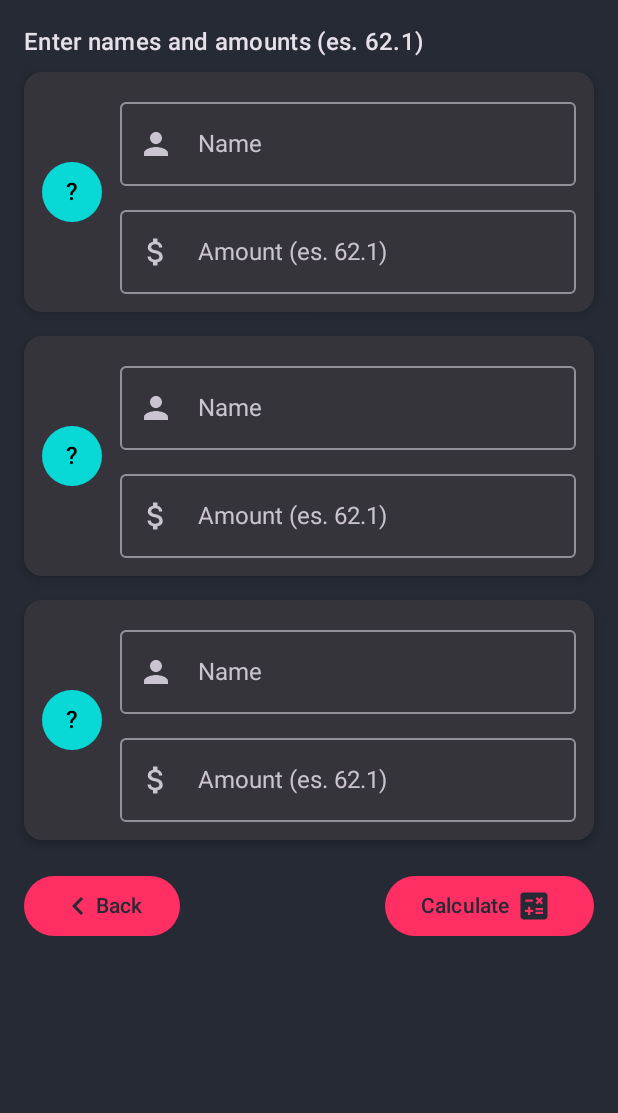
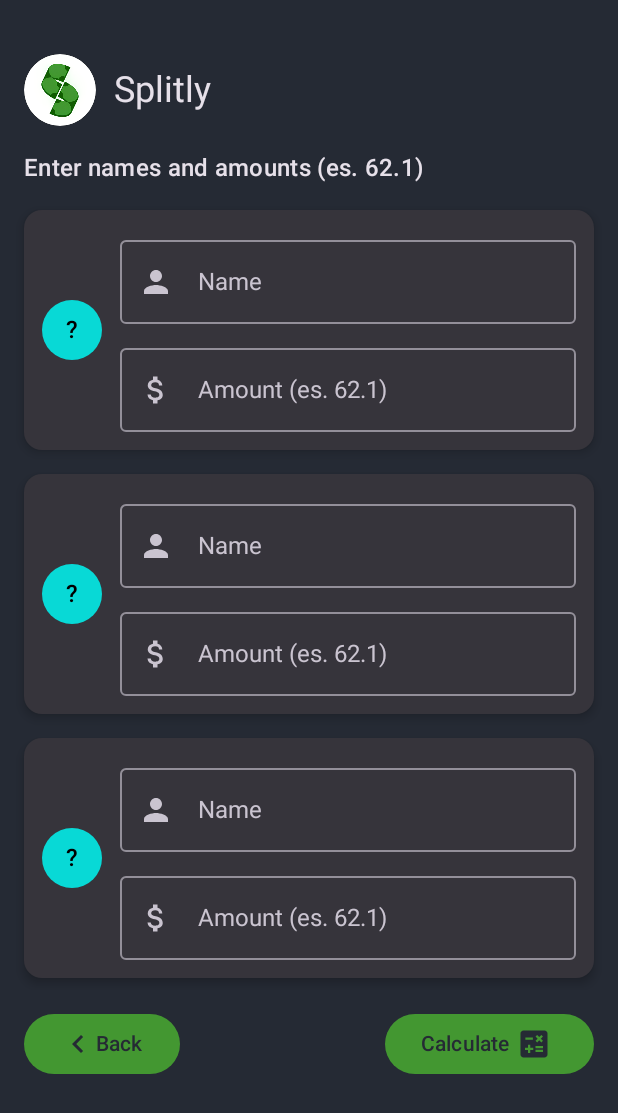
Before and after one commit to Hachi-69/Splitly, an Android app built with Jetpack Compose: the screen it shows after launch (MainActivity), after a tap on "Start split", on a phone screen of 412 x 824 dp. Shown: the top 1113 px of the screen. Run offline under Robolectric (Android 15) with nearby library versions, the phone set to English and light mode, and no system bars.

```diff
--- a/app/src/main/java/com/example/splitly/ui/screens/HomeScreen.kt
+++ b/app/src/main/java/com/example/splitly/ui/screens/HomeScreen.kt
@@ -4,6 +4,7 @@ import androidx.compose.foundation.background
 import androidx.compose.foundation.Image
 import androidx.compose.foundation.layout.Arrangement
 import androidx.compose.foundation.layout.Column
+import androidx.compose.foundation.layout.Spacer
 import androidx.compose.foundation.layout.fillMaxSize
 import androidx.compose.foundation.layout.Row
 import androidx.compose.foundation.layout.fillMaxWidth
@@ -18,6 +19,7 @@ import androidx.compose.material3.MaterialTheme
 import androidx.compose.material3.OutlinedTextField
 import androidx.compose.material3.Surface
 import androidx.compose.material3.Text
+import androidx.compose.foundation.text.KeyboardOptions
 import androidx.compose.runtime.Composable
 import androidx.compose.runtime.mutableStateOf
 import androidx.compose.runtime.remember
@@ -26,6 +28,7 @@ import androidx.compose.ui.Modifier
 import androidx.compose.ui.layout.ContentScale
 import androidx.compose.ui.draw.clip
 import androidx.compose.ui.res.painterResource
+import androidx.compose.ui.text.input.KeyboardType
 import androidx.compose.ui.unit.dp
 import com.example.splitly.ExpenseViewModel
 import androidx.compose.material.icons.Icons
@@ -38,6 +41,7 @@ fun HomeScreen(vm: ExpenseViewModel) {
     val temp = remember { mutableStateOf("3") }
 
     Column(modifier = Modifier.padding(20.dp), verticalArrangement = Arrangement.spacedBy(12.dp)) {
+        Spacer(modifier = Modifier.size(5.dp))
         Row(verticalAlignment = Alignment.CenterVertically, horizontalArrangement = Arrangement.spacedBy(12.dp)) {
             Surface(modifier = Modifier.size(48.dp).clip(CircleShape).background(MaterialTheme.colorScheme.primary.copy(alpha = 0.12f))) {
                 Image(
@@ -51,7 +55,7 @@ fun HomeScreen(vm: ExpenseViewModel) {
                 Text(text = "Splitly", style = MaterialTheme.typography.headlineSmall)
             }
         }
-
+        Spacer(modifier = Modifier.size(10.dp))
         Card(elevation = CardDefaults.cardElevation(defaultElevation = 6.dp)) {
             Column(modifier = Modifier.padding(12.dp), verticalArrangement = Arrangement.spacedBy(8.dp)) {
                 Text(text = "How many people?")
@@ -60,7 +64,8 @@ fun HomeScreen(vm: ExpenseViewModel) {
                     onValueChange = { new -> temp.value = new.filter { it.isDigit() } },
                     label = { Text("Number of people") },
                     singleLine = true,
-                    modifier = Modifier.fillMaxWidth()
+                    modifier = Modifier.fillMaxWidth(),
+                    keyboardOptions = KeyboardOptions(keyboardType = KeyboardType.Number)
                 )
 
                 Row(horizontalArrangement = Arrangement.End, modifier = Modifier.fillMaxWidth()) {
--- a/app/src/main/java/com/example/splitly/ui/screens/InputScreen.kt
+++ b/app/src/main/java/com/example/splitly/ui/screens/InputScreen.kt
@@ -1,11 +1,15 @@
 package com.example.splitly.ui.screens
 
+import androidx.compose.foundation.Image
 import androidx.compose.foundation.background
 import androidx.compose.foundation.layout.Box
 import androidx.compose.foundation.layout.Column
 import androidx.compose.foundation.layout.Arrangement
 import androidx.compose.foundation.layout.Row
+import androidx.compose.foundation.layout.Spacer
+import androidx.compose.foundation.layout.fillMaxSize
 import androidx.compose.foundation.layout.fillMaxWidth
+import androidx.compose.foundation.layout.height
 import androidx.compose.foundation.layout.padding
 import androidx.compose.foundation.layout.size
 import androidx.compose.foundation.lazy.LazyColumn
@@ -35,13 +39,32 @@ import androidx.compose.material.icons.filled.Person
 import androidx.compose.material.icons.filled.AttachMoney
 import androidx.compose.material.icons.filled.Calculate
 import androidx.compose.material.icons.filled.ChevronLeft
+import androidx.compose.material3.Surface
+import androidx.compose.ui.layout.ContentScale
+import androidx.compose.ui.res.painterResource
+import com.example.splitly.R
 import com.example.splitly.ui.theme.BlizzardBlue
 
 
 @Composable
 fun InputScreen(vm: ExpenseViewModel) {
     Column(modifier = Modifier.padding(16.dp)) {
-        Text(text = "Enter names and amounts (es. 62.1)", style = MaterialTheme.typography.titleMedium)
+        Spacer(modifier = Modifier.size(20.dp))
+        Row(verticalAlignment = Alignment.CenterVertically, horizontalArrangement = Arrangement.spacedBy(12.dp)) {
+            Surface(modifier = Modifier.size(48.dp).clip(CircleShape).background(MaterialTheme.colorScheme.primary.copy(alpha = 0.12f))) {
+                Image(
+                    painter = painterResource(id = R.drawable.logo4), // Sostituisci con la tua immagine
+                    contentDescription = "money",
+                    contentScale = ContentScale.Crop, // Scala l'immagine per riempire lo spazio
+                    modifier = Modifier.fillMaxSize() // L'immagine riempie la Surface
+                )
+            }
+            Column {
+                Text(text = "Splitly", style = MaterialTheme.typography.headlineSmall)
+            }
+        }
+        androidx.compose.foundation.layout.Spacer(modifier = Modifier.height(16.dp)) // Added Spacer for vertical space
+        Text(text = "Enter names and amounts (es. 62.1)", style = MaterialTheme.typography.titleMedium, modifier = Modifier.padding(bottom = 8.dp))
 
         LazyColumn(modifier = Modifier.weight(1f, fill = false)) {
             items(vm.persons) { person ->
--- a/app/src/main/java/com/example/splitly/ui/theme/Color.kt
+++ b/app/src/main/java/com/example/splitly/ui/theme/Color.kt
@@ -5,7 +5,7 @@ import androidx.compose.ui.graphics.Color
 // Palette provided
 val BlizzardBlue = Color(0xFF08D9D6)
 val Gunmetal = Color(0xFF252A34)
-val RadicalRed = Color(0xFFFF2E63)
+val RadicalRed = Color(0xFF439731)
 val Platinum = Color(0xFFEAEAEA)
 
 val md_theme_dark_primary = RadicalRed
```
Also changed, not shown: app/src/main/java/com/example/splitly/ui/screens/ResultScreen.kt (+23 -0 lines).
